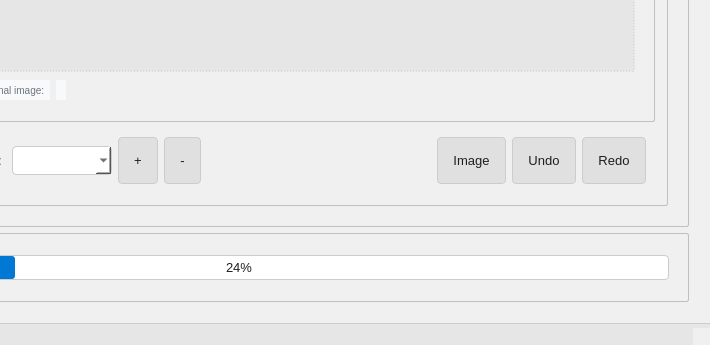
Old version of the form uidesigns/main_window_gui.ui in the repository Wokiri/computer-vision; both pictures show x 286 to 996 and y 432 to 777 of the 996 by 777 pixel window.
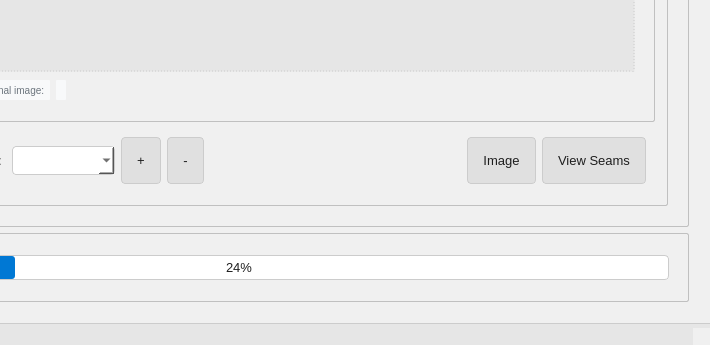
New version of the form. Icons and pictures are not drawn.

Patch:
```diff
--- a/uidesigns/main_window_gui.ui
+++ b/uidesigns/main_window_gui.ui
@@ -793,26 +793,7 @@
                    </size>
                   </property>
                   <property name="text">
-                   <string>Undo</string>
-                  </property>
-                 </widget>
-                </item>
-                <item>
-                 <widget class="QPushButton" name="pushButton_13">
-                  <property name="sizePolicy">
-                   <sizepolicy hsizetype="Preferred" vsizetype="Fixed">
-                    <horstretch>0</horstretch>
-                    <verstretch>0</verstretch>
-                   </sizepolicy>
-                  </property>
-                  <property name="maximumSize">
-                   <size>
-                    <width>16777215</width>
-                    <height>16777215</height>
-                   </size>
-                  </property>
-                  <property name="text">
-                   <string>Redo</string>
+                   <string>View Seams</string>
                   </property>
                  </widget>
                 </item>
```
Left out of the diff: 2 changed lines with no effect on the pictures.
